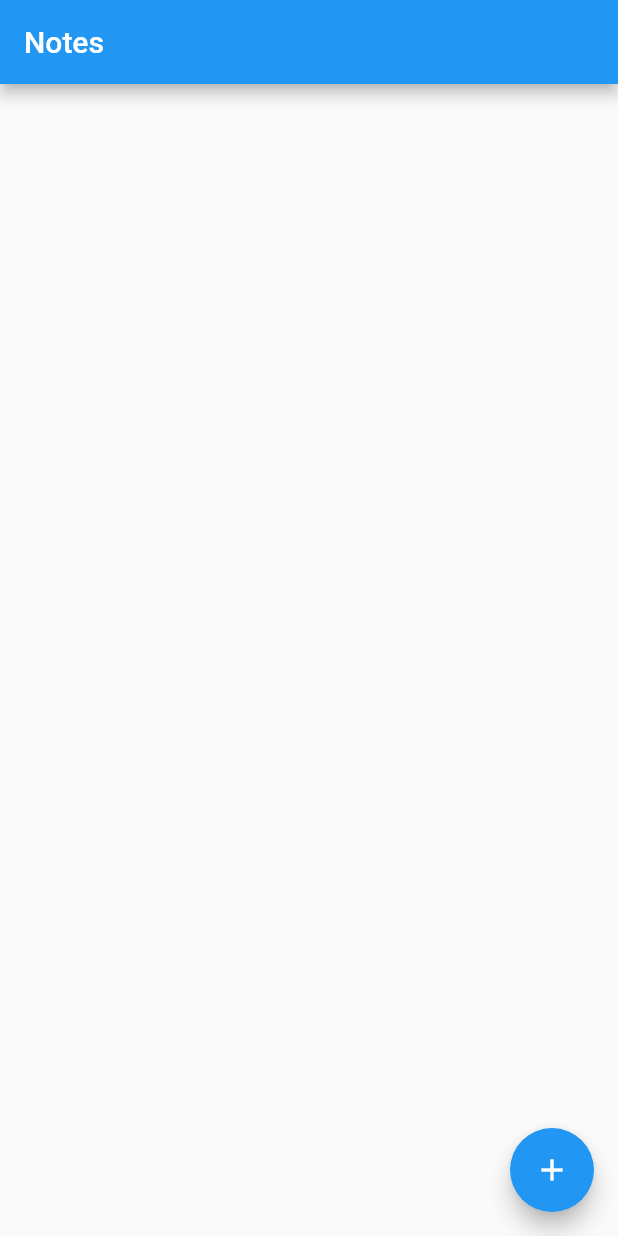
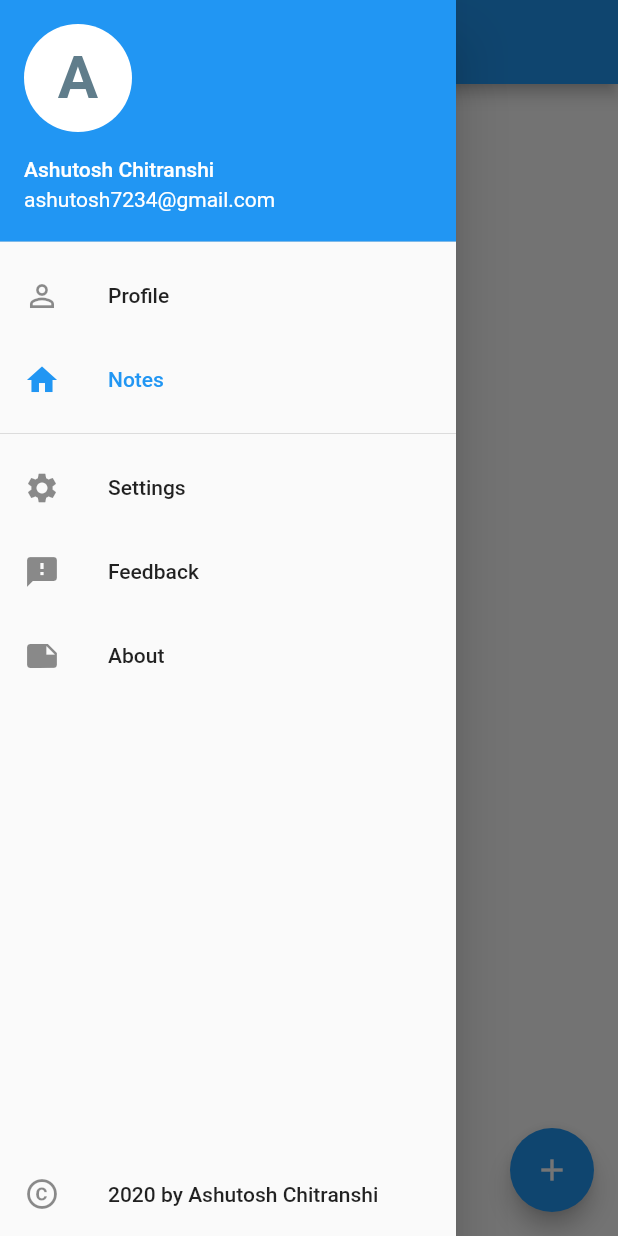
Before and after one commit to ashu12chi/noteapp, a Flutter app: the NoteList screen opened directly, with the side drawer open (before the commit the screen has no drawer), on a phone screen of 412 x 824 dp. Run offline on Flutter 3.47's test engine with Material 2 defaults, Android fonts, the phone set to English and light mode, and no system bars; our stand-ins replace flutter_local_notifications, local_auth, splashscreen, sqflite; accounts and stored records are empty.

Commit message:
Navigation Drawer added

```diff
--- a/lib/app_screens/note_list.dart
+++ b/lib/app_screens/note_list.dart
@@ -18,6 +18,89 @@ class NoteListState extends State<NoteList> {
     return Scaffold(
       appBar: AppBar(
         title: Text('Notes'),
+      ),
+      drawer: Drawer(
+        child: Column(
+          children: <Widget>[
+            UserAccountsDrawerHeader(
+              accountName: Text(
+                "Ashutosh Chitranshi"
+              ),
+              accountEmail: Text(
+                "ashutosh7234@gmail.com"
+              ),
+              currentAccountPicture: CircleAvatar(
+                child: Text(
+                  "A",
+                  style: TextStyle(
+                    fontSize: 40.0,
+                    fontWeight: FontWeight.bold,
+                    color: Colors.blueGrey
+                  ),
+                ),
+                backgroundColor: Colors.white,
+              ),
+            ),
+            ListTile (
+              leading: Icon(Icons.perm_identity),
+              title: Text(
+                "Profile"
+              ),
+              onTap: (){
+
+              },
+            ),
+            ListTile(
+              leading: Icon(Icons.home),
+              title: Text(
+                "Notes"
+              ),
+              onTap: (){
+
+              },
+              selected: true,
+            ),
+            Divider(),
+            ListTile(
+              leading: Icon(Icons.settings),
+              title: Text(
+                "Settings"
+              ),
+              onTap: (){
+
+              },
+            ),
+            ListTile(
+              leading: Icon(Icons.feedback),
+              title: Text(
+                "Feedback"
+              ),
+                onTap: (){
+
+              }
+            ),
+            ListTile(
+              leading: Icon(Icons.note),
+              title: Text(
+                  "About"
+              ),
+              onTap: () {
+
+              },
+            ),
+            Expanded(
+              child: Align(
+                alignment: Alignment.bottomCenter,
+                child: ListTile(
+                  leading: Icon(Icons.copyright),
+                  title: Text(
+                    "2020 by Ashutosh Chitranshi"
+                  ),
+                ),
+              ),
+            )
+          ],
+        ),
       ),
       body: FutureBuilder(
         future: NoteProvider.getNoteList(),
```
